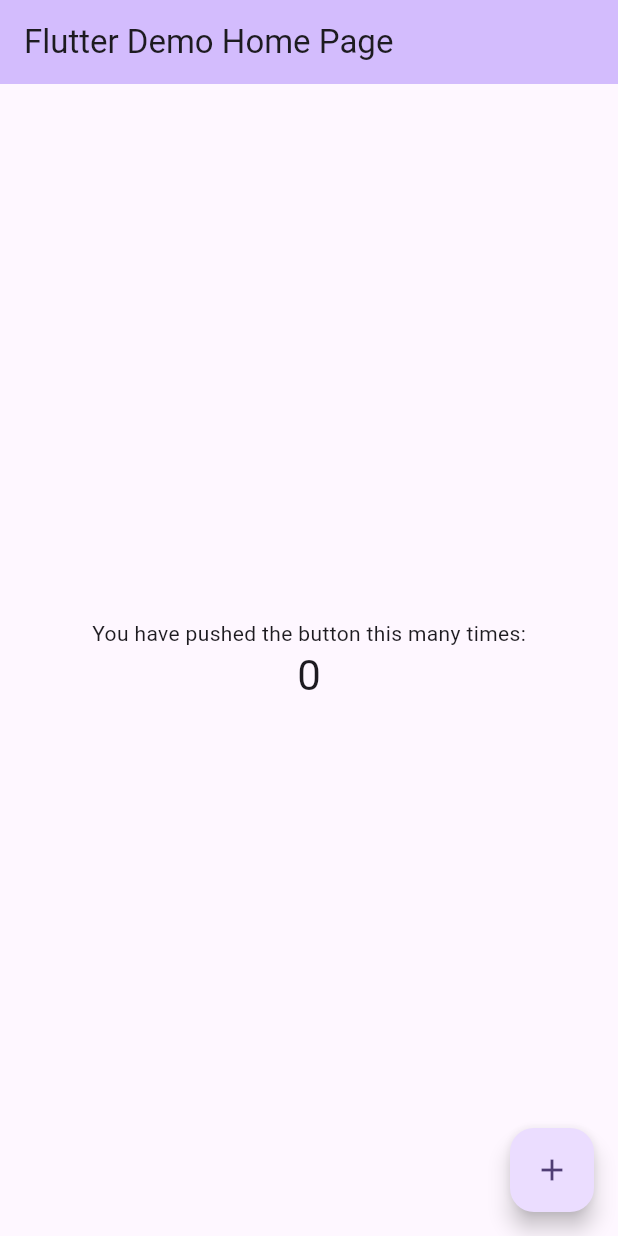
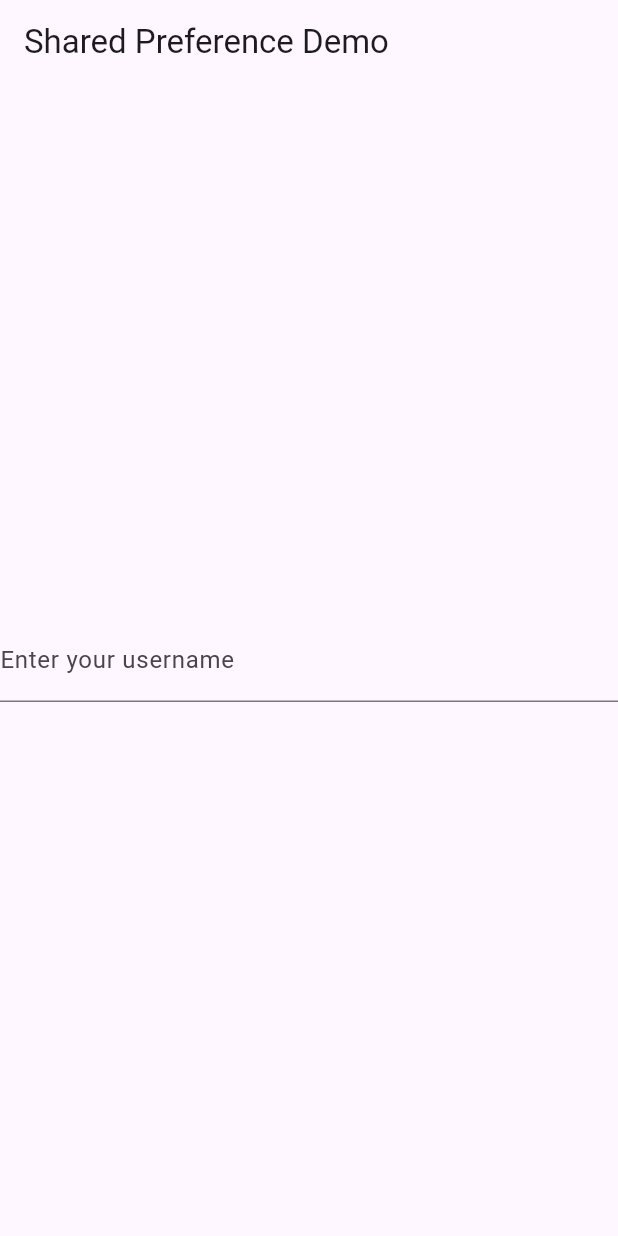
Before and after one commit to Youngmin322/DartStudy, a Flutter app: the screen it shows after launch, on a phone screen of 412 x 824 dp. Run offline on Flutter 3.47's test engine with Material 3 defaults, Android fonts, the phone set to English and light mode, and no system bars.

Commit message:
Shared Preference

```diff
--- /dev/null
+++ b/helloworld/devtools_options.yaml
@@ -0,0 +1,3 @@
+description: This file stores settings for Dart & Flutter DevTools.
+documentation: https://docs.flutter.dev/tools/devtools/extensions#configure-extension-enablement-states
+extensions:
--- a/helloworld/lib/main.dart
+++ b/helloworld/lib/main.dart
@@ -1,4 +1,7 @@
 import 'package:flutter/material.dart';
+import 'package:helloworld/shared_preference_demo.dart';
+
+import 'text_field_demo.dart';
 
 void main() {
   runApp(const MyApp());
@@ -7,77 +10,15 @@ void main() {
 class MyApp extends StatelessWidget {
   const MyApp({super.key});
 
+  // This widget is the root of your application.
   @override
   Widget build(BuildContext context) {
     return MaterialApp(
       title: 'Flutter Demo',
       theme: ThemeData(
-        colorScheme: ColorScheme.fromSeed(seedColor: Colors.deepPurple),
-        useMaterial3: true
+        useMaterial3: true,
       ),
-      home: const MyHomePage(title: 'Flutter Demo Home Page'),
-      debugShowMaterialGrid: false,
-      debugShowCheckedModeBanner: false,
+      home: SharedPreferenceDemo(),
     );
   }
 }
-
-class MyHomePage extends StatefulWidget {
-  const MyHomePage({super.key, required this.title});
-
-  // This widge t is the home page of your application. It is stateful, meaning
-  // that it has a State object (defined below) that contains fields that affect
-  // how it looks.
-
-  // This class is the configuration for the state. It holds the values (in this
-  // case the title) provided by the parent (in this case the App widget) and
-  // used by the build method of the State. Fields in a Widget subclass are
-  // always marked "final".
-
-  final String title;
-
-  @override
-  State<MyHomePage> createState() => _MyHomePageState();
-}
-
-class _MyHomePageState extends State<MyHomePage> {
-  int _counter = 0;
-
-  void _incrementCounter() {
-    setState(() {
-      // This call to setState tells the Flutter framework that something has
-      // changed in this State, which causes it to rerun the build method below
-      // so that the display can reflect the updated values. If we changed
-      // _counter without calling setState(), then the build method would not be
-      // called again, and so nothing would appear to happen.
-      _counter++;
-    });
-  }
-
-  @override
-  Widget build(BuildContext context) {
-    return Scaffold(
-      appBar: AppBar(
-        backgroundColor: Theme.of(context).colorScheme.inversePrimary,
-        title: Text(widget.title),
-      ),
-      body: Center(
-        child: Column(
-          mainAxisAlignment: MainAxisAlignment.center,
-          children: <Widget>[
-            const Text('You have pushed the button this many times:'),
-            Text(
-              '$_counter',
-              style: Theme.of(context).textTheme.headlineMedium,
-            ),
-          ],
-        ),
-      ),
-      floatingActionButton: FloatingActionButton(
-        onPressed: _incrementCounter,
-        tooltip: 'Increment',
-        child: const Icon(Icons.add),
-      ),
-    );
-  }
-}
--- /dev/null
+++ b/helloworld/lib/shared_preference_demo.dart
@@ -0,0 +1,20 @@
+import 'package:flutter/material.dart';
+
+class SharedPreferenceDemo extends StatelessWidget {
+  SharedPreferenceDemo({super.key});
+
+  final TextEditingController _controller = TextEditingController();
+
+  @override
+  Widget build(BuildContext context) {
+    return Scaffold(
+        appBar: AppBar(title: const Text('Shared Preference Demo')),
+        body: Center(
+            child: TextField(
+          decoration: const InputDecoration(
+            labelText: 'Enter your username',
+          ),
+          controller: _controller,
+        )));
+  }
+}
--- a/helloworld/pubspec.yaml
+++ b/helloworld/pubspec.yaml
@@ -34,6 +34,7 @@ dependencies:
   # The following adds the Cupertino Icons font to your application.
   # Use with the CupertinoIcons class for iOS style icons.
   cupertino_icons: ^1.0.8
+  shared_preferences: ^2.5.2
 
 dev_dependencies:
   flutter_test:
```
Also changed, not shown: helloworld/lib/text_field_demo.dart (added, +84 -0 lines), helloworld/pubspec.lock, 10 other files.
